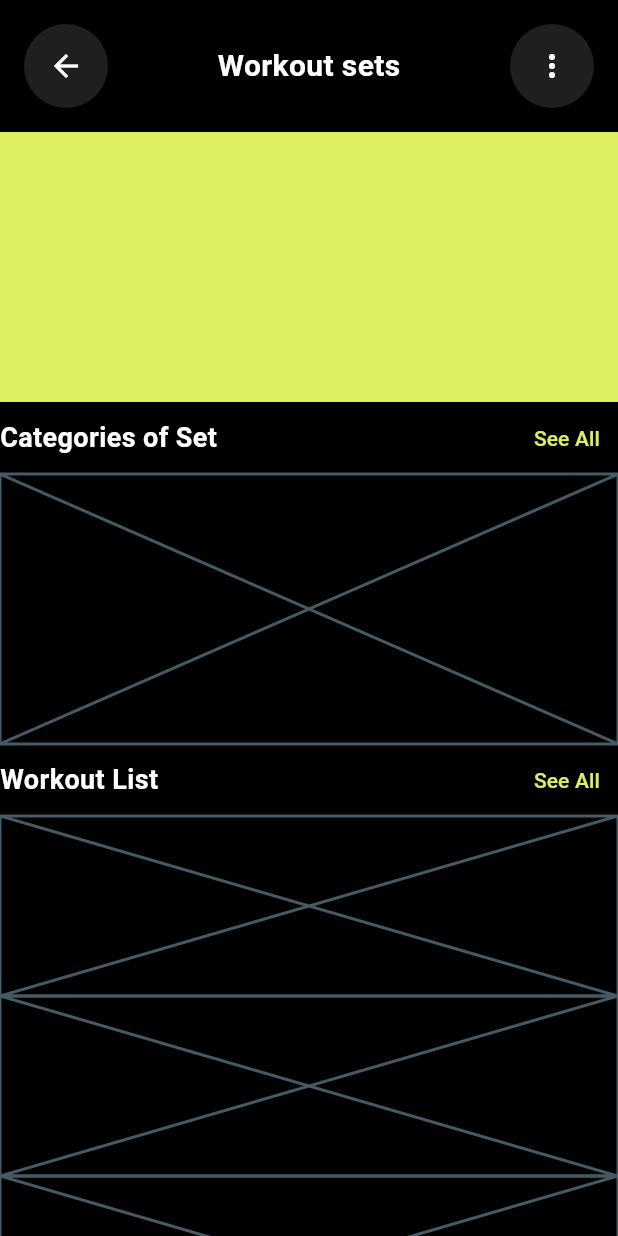
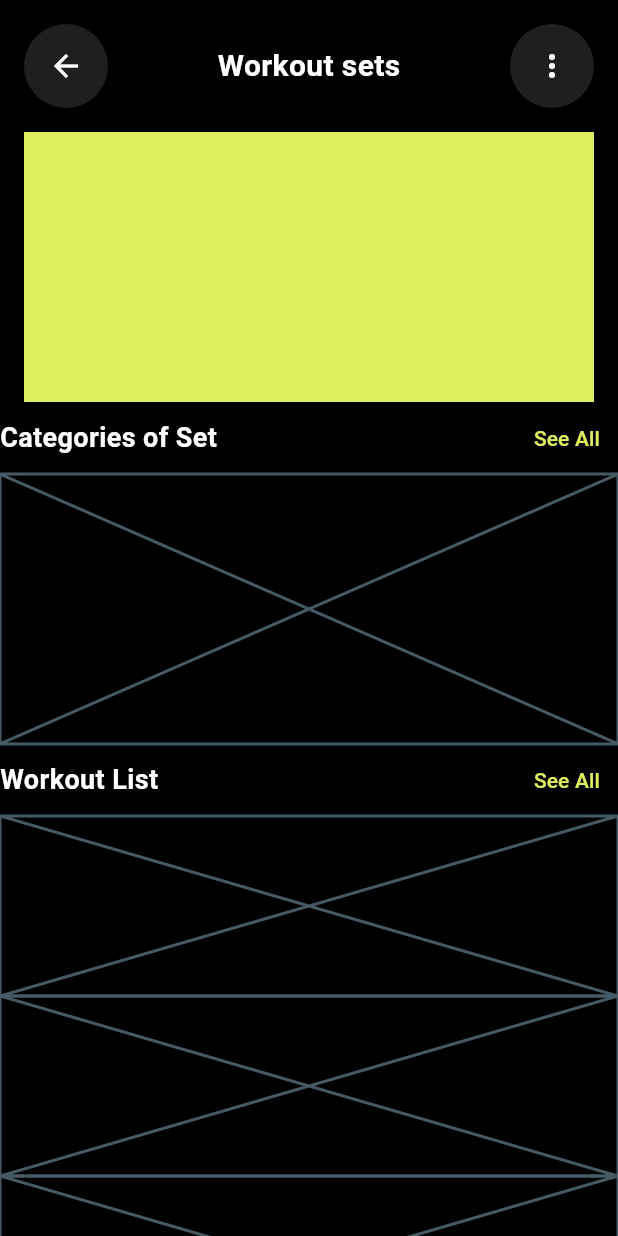
Before and after one commit to JAICHANGPARK/flutter_notebook_chapter_53, a Flutter app: the FitnessHomePage screen opened directly, on a phone screen of 412 x 824 dp. Run offline on Flutter 3.47's test engine with Material 3 defaults, Android fonts, the phone set to English and light mode, and no system bars.

Commit message:
Update fitness_home_page.dart

```diff
--- a/lib/ep2651_fitness_app/ui/fitness_home_page.dart
+++ b/lib/ep2651_fitness_app/ui/fitness_home_page.dart
@@ -49,6 +49,7 @@ class _FitnessHomePageState extends State<FitnessHomePage> {
             ),
             Container(
               height: 180,
+              margin: .symmetric(horizontal: 16),
               decoration: ShapeDecoration(
                 shape: RoundedSuperellipseBorder(),
                 color: Color.fromRGBO(221, 238, 94, 1),
```
